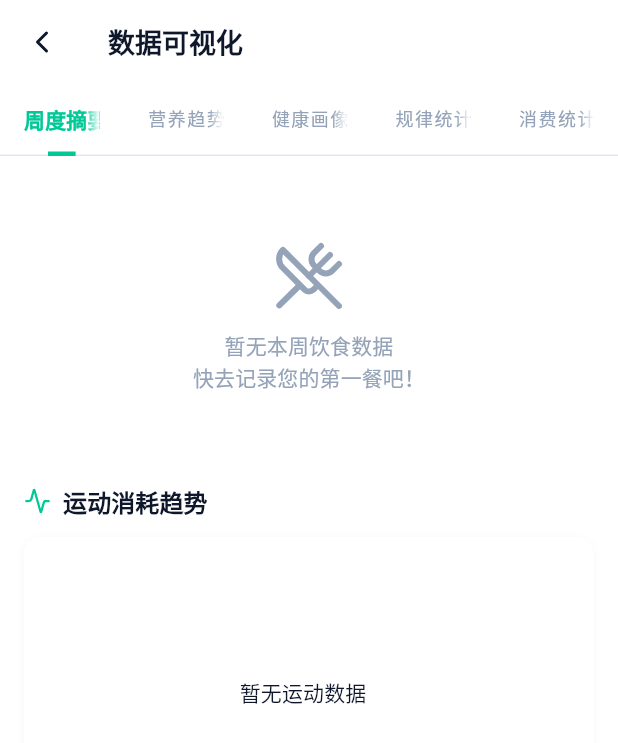
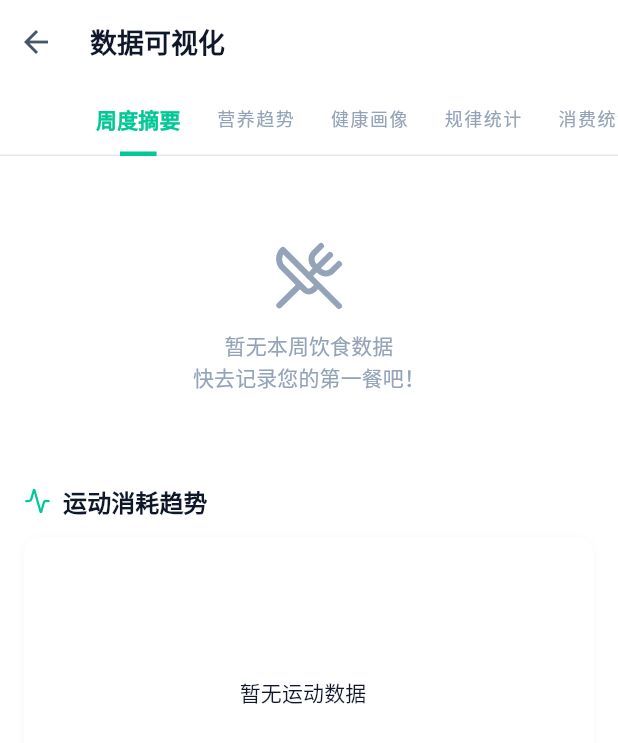
Before and after one commit to star5orange/DietAI, a Flutter app: the DataVisualizationPage screen opened directly, on a phone screen of 412 x 824 dp. Shown: the top 743 px of the screen. Run offline on Flutter 3.47's test engine with Material 3 defaults, Android fonts, the phone set to English and light mode, and no system bars; our stand-ins replace cached_network_image, camera, dio, firebase_core, firebase_messaging, fl_chart and 12 more; missing offline and left inert: record; accounts and stored records are empty; network calls fail.

Commit message:
fix: 养生推荐加载优化+数据可视化TabBar修复+深色模式跟随系统

```diff
--- a/frontend_flutter/lib/features/health/presentation/pages/data_visualization_page.dart
+++ b/frontend_flutter/lib/features/health/presentation/pages/data_visualization_page.dart
@@ -167,16 +167,16 @@ class _DataVisualizationPageState extends ConsumerState<DataVisualizationPage>
       appBar: AppBar(
         backgroundColor: AppColors.background,
         elevation: 0,
-        leading: IconButton(
-          icon:
-              const Icon(LucideIcons.chevronLeft, color: AppColors.textPrimary),
-          onPressed: () => Navigator.pop(context),
-        ),
+        leadingWidth: 44,
         title: Text('数据可视化',
             style: AppTextStyles.h5.copyWith(
                 color: AppColors.textPrimary, fontWeight: FontWeight.w700)),
         bottom: TabBar(
           controller: _tabController,
+          isScrollable: true,
+          padding: EdgeInsets.zero,
+          labelPadding: const EdgeInsets.symmetric(horizontal: 12),
+          indicatorSize: TabBarIndicatorSize.label,
           labelColor: AppColors.primary,
           unselectedLabelColor: AppColors.textTertiary,
           indicatorColor: AppColors.primary,
@@ -497,7 +497,7 @@ class _DataVisualizationPageState extends ConsumerState<DataVisualizationPage>
     if (tag == '减脂') {
       // 减脂：热量趋势优先，蛋白质次之
       trendCharts = [
-        _buildSectionHeader('热量趋势 (30天)', LucideIcons.flame),
+        _buildSectionHeader('热量趋势 (7天)', LucideIcons.flame),
         const SizedBox(height: 12),
         _buildLineChart(points, 'calories', AppColors.caloriesColor, 'kcal'),
         const SizedBox(height: 24),
@@ -512,7 +512,7 @@ class _DataVisualizationPageState extends ConsumerState<DataVisualizationPage>
     } else if (tag == '健身') {
       // 健身：蛋白质趋势优先，碳水次之
       trendCharts = [
-        _buildSectionHeader('蛋白质趋势 (30天)', LucideIcons.beef),
+        _buildSectionHeader('蛋白质趋势 (7天)', LucideIcons.beef),
         const SizedBox(height: 12),
         _buildLineChart(points, 'protein', AppColors.proteinColor, 'g'),
         const SizedBox(height: 24),
@@ -527,7 +527,7 @@ class _DataVisualizationPageState extends ConsumerState<DataVisualizationPage>
     } else {
       // 普通/养生：均衡展示
       trendCharts = [
-        _buildSectionHeader('热量趋势 (30天)', LucideIcons.flame),
+        _buildSectionHeader('热量趋势 (7天)', LucideIcons.flame),
         const SizedBox(height: 12),
         _buildLineChart(points, 'calories', AppColors.caloriesColor, 'kcal'),
         const SizedBox(height: 24),
--- a/frontend_flutter/lib/main.dart
+++ b/frontend_flutter/lib/main.dart
@@ -65,7 +65,7 @@ class DietAIApp extends ConsumerWidget {
       debugShowCheckedModeBanner: false,
       theme: AppTheme.lightTheme,
       darkTheme: AppTheme.darkTheme,
-      themeMode: ThemeMode.light,
+      themeMode: ThemeMode.system,
       locale: const Locale('zh', 'CN'),
       supportedLocales: const [
         Locale('zh', 'CN'),
```
Also changed, not shown: frontend_flutter/lib/features/health/presentation/pages/wellness_page.dart (+6 -4 lines), 1 other file.
